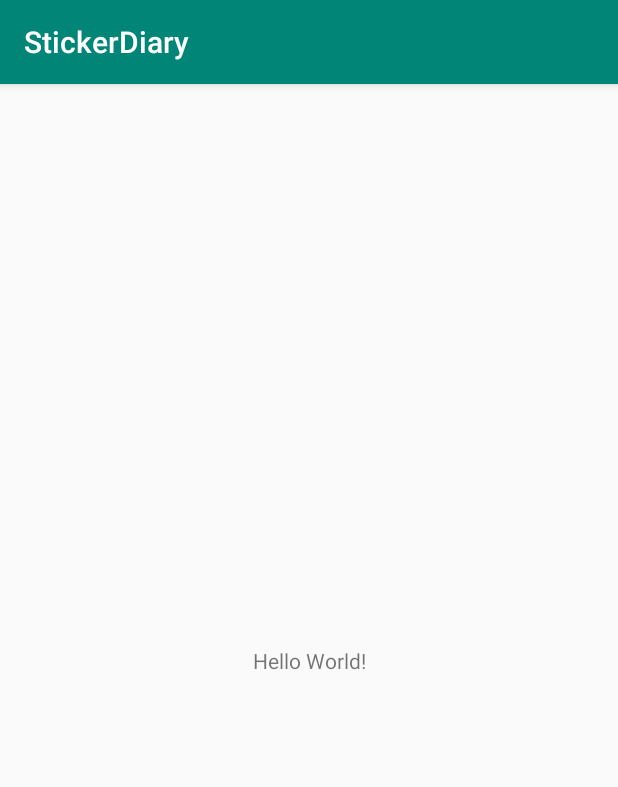
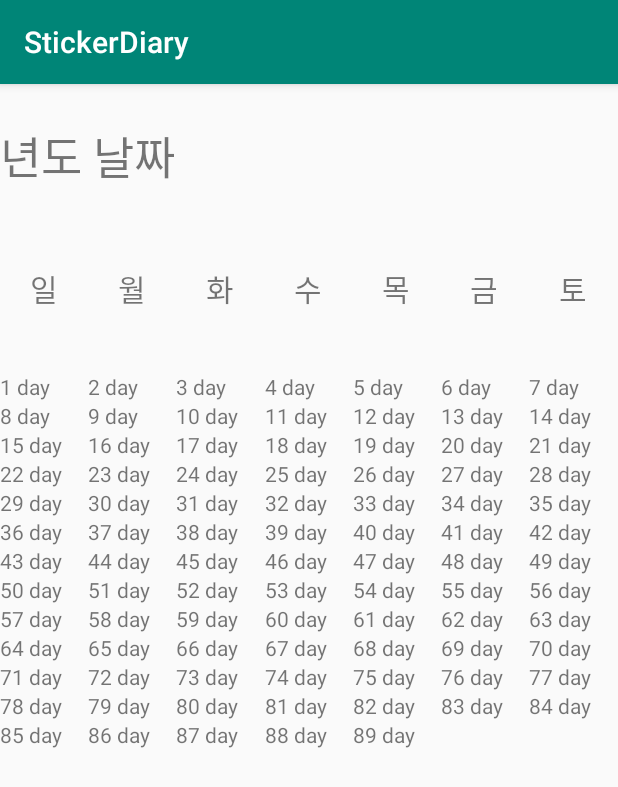
Before and after one commit to sungho8/StickerDiary, an Android app: the screen it shows after launch (MainActivity), on a phone screen of 412 x 824 dp. Shown: the top 787 px of the screen. Run offline under Robolectric (Android 15) with nearby library versions, the phone set to English and light mode, and no system bars.

Commit message:
calendar layout
RecyclerView 적용

```diff
--- a/StikerDiaryProj/app/build.gradle
+++ b/StikerDiaryProj/app/build.gradle
@@ -28,6 +28,7 @@ dependencies {
     implementation 'androidx.appcompat:appcompat:1.0.2'
     implementation 'androidx.core:core-ktx:1.0.2'
     implementation 'androidx.constraintlayout:constraintlayout:1.1.3'
+    implementation "androidx.recyclerview:recyclerview:1.1.0"
     testImplementation 'junit:junit:4.12'
     androidTestImplementation 'androidx.test.ext:junit:1.1.0'
     androidTestImplementation 'androidx.test.espresso:espresso-core:3.1.1'
--- /dev/null
+++ b/StikerDiaryProj/app/src/main/java/com/example/stickerdiary/CalendarAdapter.kt
@@ -0,0 +1,21 @@
+package com.example.stickerdiary
+
+import android.view.ViewGroup
+import androidx.recyclerview.widget.RecyclerView
+
+//생성자에서 리스트 받아옴
+class CalendarAdapter(val list: ArrayList<Data>) : RecyclerView.Adapter<ViewHolder>(){
+    override fun onCreateViewHolder(p0: ViewGroup, p1: Int): ViewHolder {
+        //팩토리함수를 이용한 뷰홀더 생성.
+        return ViewHolder.newInstance(p0)
+    }
+
+    override fun getItemCount(): Int {
+        return list.size
+    }
+
+    override fun onBindViewHolder(p0: ViewHolder, p1: Int) {
+        // 홀더에 정의된 함수로 뷰 그리기
+        p0.onBindView(p1, list)
+    }
+}
--- /dev/null
+++ b/StikerDiaryProj/app/src/main/java/com/example/stickerdiary/Data.kt
@@ -0,0 +1,3 @@
+package com.example.stickerdiary
+
+data class Data (val day : String)
--- a/StikerDiaryProj/app/src/main/java/com/example/stickerdiary/MainActivity.kt
+++ b/StikerDiaryProj/app/src/main/java/com/example/stickerdiary/MainActivity.kt
@@ -2,11 +2,27 @@ package com.example.stickerdiary
 
 import androidx.appcompat.app.AppCompatActivity
 import android.os.Bundle
+import android.util.Log
+import kotlinx.android.synthetic.main.activity_main.*
 
 class MainActivity : AppCompatActivity() {
 
     override fun onCreate(savedInstanceState: Bundle?) {
         super.onCreate(savedInstanceState)
         setContentView(R.layout.activity_main)
+
+        recyclerView.adapter = CalendarAdapter(setData())
+    }
+
+    //data 생성
+    fun setData(): ArrayList<Data> {
+        val list = arrayListOf<Data>()
+        for (i in 1 until 90) {
+            list.add(Data("$i day"))
+        }
+        list.forEach {
+            Log.e("log", "$it")
+        }
+        return list
     }
 }
--- /dev/null
+++ b/StikerDiaryProj/app/src/main/java/com/example/stickerdiary/ViewHolder.kt
@@ -0,0 +1,33 @@
+package com.example.stickerdiary
+
+import android.view.LayoutInflater
+import android.view.View
+import android.view.ViewGroup
+import android.widget.CalendarView
+import android.widget.TextView
+import androidx.recyclerview.widget.RecyclerView
+
+//생성자 지정 , 상위클래스 view 넘겨줌.  super(calendarView)
+class ViewHolder(calendarView: View) : RecyclerView.ViewHolder(calendarView) {
+
+    // 뷰 홀더를 상속 받고나면 생성자에서 상위 홀더에 view 를 전달.
+    val day: TextView
+
+    //초기화
+    init {
+        this.day = calendarView.findViewById(R.id.tvDay)
+    }
+
+    /**팩토리 함수 */
+    companion object {
+        fun newInstance(viewGroup: ViewGroup): ViewHolder {
+            val view = LayoutInflater.from(viewGroup.context).inflate(R.layout.calendar, viewGroup, false)
+            return ViewHolder(view)
+        }
+    }
+
+    fun onBindView(position: Int, list: ArrayList<Data>) {
+        // 데이터를 화면에 그리기.
+        day.text = list[position].day
+    }
+}
--- a/StikerDiaryProj/app/src/main/res/layout/activity_main.xml
+++ b/StikerDiaryProj/app/src/main/res/layout/activity_main.xml
@@ -1,18 +1,88 @@
 <?xml version="1.0" encoding="utf-8"?>
-<androidx.constraintlayout.widget.ConstraintLayout xmlns:android="http://schemas.android.com/apk/res/android"
+<LinearLayout
+    xmlns:android="http://schemas.android.com/apk/res/android"
     xmlns:app="http://schemas.android.com/apk/res-auto"
     xmlns:tools="http://schemas.android.com/tools"
     android:layout_width="match_parent"
     android:layout_height="match_parent"
-    tools:context=".MainActivity">
+    tools:context=".MainActivity"
+    android:orientation="vertical">
 
     <TextView
         android:layout_width="wrap_content"
-        android:layout_height="wrap_content"
-        android:text="Hello World!"
-        app:layout_constraintBottom_toBottomOf="parent"
-        app:layout_constraintLeft_toLeftOf="parent"
-        app:layout_constraintRight_toRightOf="parent"
-        app:layout_constraintTop_toTopOf="parent" />
+        android:layout_height="0dp"
+        android:layout_weight="1"
+        android:paddingVertical="25dp"
+        android:text="년도 날짜"
+        android:textSize="30dp"/>
 
-</androidx.constraintlayout.widget.ConstraintLayout>
+    <LinearLayout
+        android:layout_width="match_parent"
+        android:layout_height="0dp"
+        android:layout_weight="1"
+        android:orientation="horizontal"
+        android:paddingVertical="25dp">
+
+        <TextView
+            android:layout_width="0dp"
+            android:layout_height="wrap_content"
+            android:layout_weight="1"
+            android:text="일"
+            android:textSize="20dp"
+            android:paddingHorizontal="20dp"/>
+        <TextView
+            android:layout_width="0dp"
+            android:layout_height="wrap_content"
+            android:layout_weight="1"
+            android:text="월"
+            android:textSize="20dp"
+            android:paddingHorizontal="20dp"/>
+        <TextView
+            android:layout_width="0dp"
+            android:layout_height="wrap_content"
+            android:layout_weight="1"
+            android:text="화"
+            android:textSize="20dp"
+            android:paddingHorizontal="20dp"/>
+        <TextView
+            android:layout_width="0dp"
+            android:layout_height="wrap_content"
+            android:layout_weight="1"
+            android:text="수"
+            android:textSize="20dp"
+            android:paddingHorizontal="20dp"/>
+        <TextView
+            android:layout_width="0dp"
+            android:layout_height="wrap_content"
+            android:layout_weight="1"
+            android:text="목"
+            android:textSize="20dp"
+            android:paddingHorizontal="20dp"/>
+        <TextView
+            android:layout_width="0dp"
+            android:layout_height="wrap_content"
+            android:layout_weight="1"
+            android:text="금"
+            android:textSize="20dp"
+            android:paddingHorizontal="20dp"/>
+        <TextView
+            android:layout_width="0dp"
+            android:layout_height="wrap_content"
+            android:layout_weight="1"
+            android:text="토"
+            android:textSize="20dp"
+            android:paddingHorizontal="20dp"/>
+    </LinearLayout>
+
+    <androidx.recyclerview.widget.RecyclerView
+        android:id="@+id/recyclerView"
+        android:layout_width="match_parent"
+        android:layout_height="0dp"
+        android:layout_weight="6"
+        android:orientation="vertical"
+        app:layoutManager="androidx.recyclerview.widget.GridLayoutManager"
+        app:spanCount="7">
+    </androidx.recyclerview.widget.RecyclerView>
+
+
+</LinearLayout>
--- /dev/null
+++ b/StikerDiaryProj/app/src/main/res/layout/calendar.xml
@@ -0,0 +1,28 @@
+<?xml version="1.0" encoding="utf-8"?>
+<androidx.constraintlayout.widget.ConstraintLayout
+    xmlns:android="http://schemas.android.com/apk/res/android"
+    xmlns:app="http://schemas.android.com/apk/res-auto"
+    xmlns:tools="http://schemas.android.com/tools"
+    android:layout_width="match_parent"
+    android:layout_height="wrap_content">
+
+    <androidx.constraintlayout.widget.ConstraintLayout
+        android:id="@+id/constraintLayout"
+        android:layout_width="0dp"
+        android:layout_height="wrap_content"
+        app:layout_constraintEnd_toEndOf="parent"
+        app:layout_constraintStart_toStartOf="parent"
+        app:layout_constraintTop_toTopOf="parent">
+
+        <TextView
+            android:id="@+id/tvDay"
+            android:layout_width="match_parent"
+            android:layout_height="wrap_content"
+            android:text="day"
+            app:layout_constraintEnd_toEndOf="parent"
+            app:layout_constraintStart_toStartOf="parent"
+            app:layout_constraintTop_toTopOf="parent" />
+
+    </androidx.constraintlayout.widget.ConstraintLayout>
+
+</androidx.constraintlayout.widget.ConstraintLayout>
```
